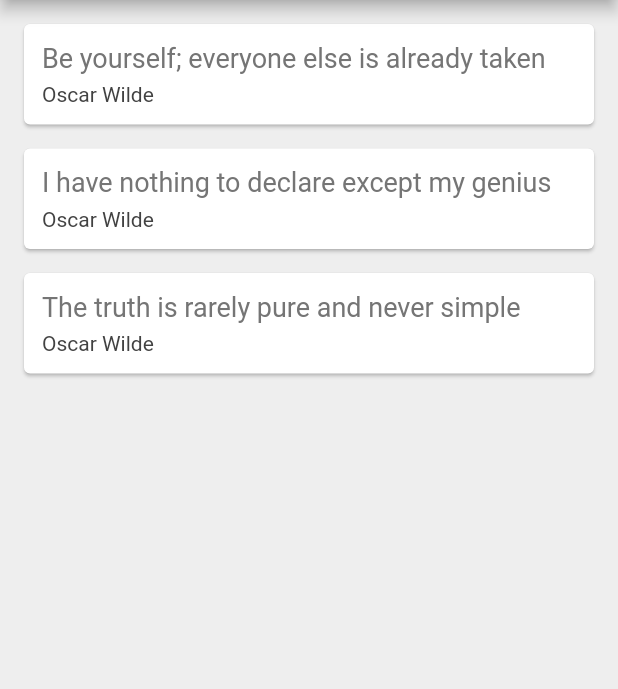
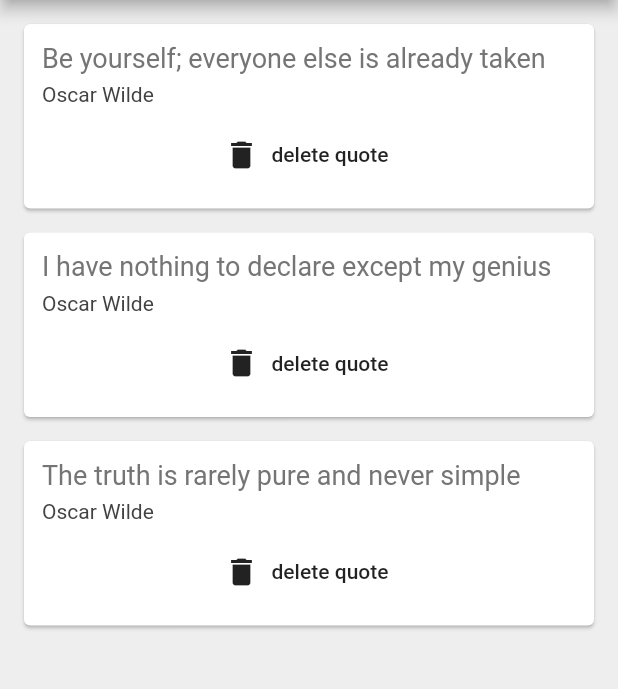
Before and after one commit to DorotaPawlowska/kursy-netNinja, a Flutter app: the screen it shows after launch, on a phone screen of 412 x 824 dp, the part 84-773 px from its top. Run offline on Flutter 3.47's test engine with Material 2 defaults, Android fonts, the phone set to English and light mode, and no system bars.

Commit message:
Flutter Tutorial for Beginners #21 - Functions as Parameters
Changes to be committed:
	modified:   FlutterTutorialForBeginners/quotes/lib/main.dart
	modified:   FlutterTutorialForBeginners/quotes/lib/quote_card.dart

```diff
--- a/FlutterTutorialForBeginners/quotes/lib/main.dart
+++ b/FlutterTutorialForBeginners/quotes/lib/main.dart
@@ -35,7 +35,14 @@ class _QuoteListState extends State<QuoteList> {
         backgroundColor: Colors.redAccent,
       ),
       body: Column(
-        children: quotes.map((quote) => QuoteCard(quote: quote)).toList(),
+        children: quotes.map((quote) => QuoteCard(
+          quote: quote,
+          delete: (){
+            setState(() {
+              quotes.remove(quote);
+            });
+          }
+        )).toList(),
       ),
     );
   }
--- a/FlutterTutorialForBeginners/quotes/lib/quote_card.dart
+++ b/FlutterTutorialForBeginners/quotes/lib/quote_card.dart
@@ -5,7 +5,8 @@ import 'quote.dart';
 class QuoteCard extends StatelessWidget {
 
   final Quote quote;
-  QuoteCard({ this.quote });
+  final Function delete;
+  QuoteCard({ this.quote, this.delete });
 
   @override
   Widget build(BuildContext context) {
@@ -31,6 +32,12 @@ class QuoteCard extends StatelessWidget {
                 color: Colors.grey[800],
               ),
             ),
+            SizedBox( height: 8.0, ),
+            FlatButton.icon(
+              onPressed: delete,
+              label: Text('delete quote'),
+              icon: Icon(Icons.delete),
+            ),
           ],
         ),
       ),
```
